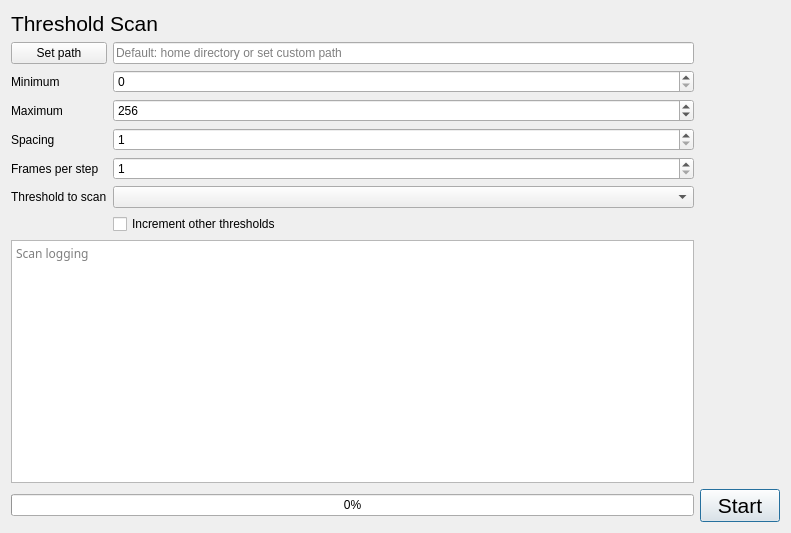
Old version of the form SpidrMpx3Eq/thresholdscan.ui in the repository navrit/dexter.
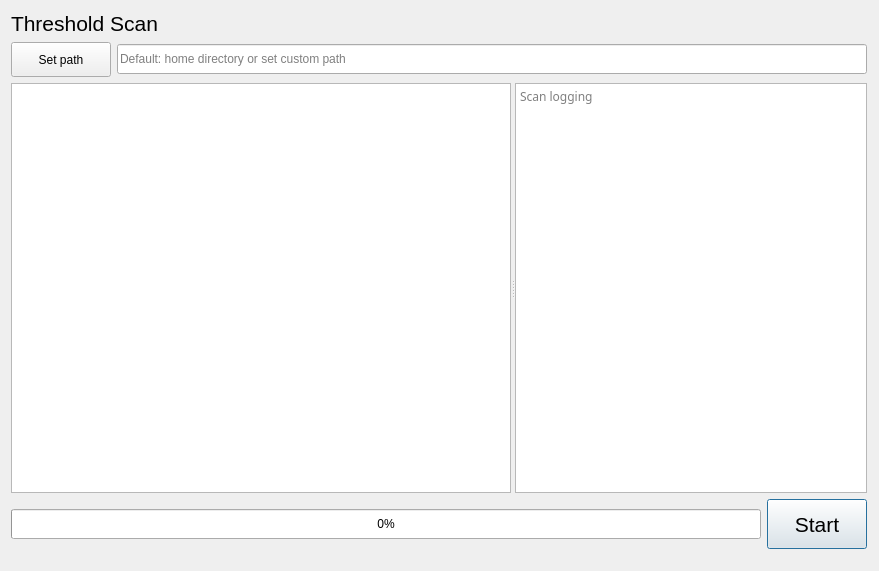
New version of the form.

Commit message: Overhauled threshold scan GUI

```diff
--- a/SpidrMpx3Eq/thresholdscan.ui
+++ b/SpidrMpx3Eq/thresholdscan.ui
@@ -6,18 +6,33 @@
    <rect>
     <x>0</x>
     <y>0</y>
-    <width>791</width>
-    <height>533</height>
+    <width>879</width>
+    <height>571</height>
    </rect>
   </property>
   <property name="windowTitle">
    <string>Form</string>
   </property>
+  <widget class="QWidget" name="">
+   <property name="geometry">
+    <rect>
+     <x>11</x>
+     <y>11</y>
+     <width>856</width>
+     <height>538</height>
+    </rect>
+   </property>
   <layout class="QVBoxLayout" name="verticalLayout">
    <item>
     <layout class="QGridLayout" name="gridLayout">
      <item row="0" column="0" colspan="2">
       <widget class="QLabel" name="label_5">
+        <property name="maximumSize">
+         <size>
+          <width>16777215</width>
+          <height>30</height>
+         </size>
+        </property>
        <property name="font">
         <font>
          <pointsize>16</pointsize>
@@ -28,119 +43,87 @@
        </property>
       </widget>
      </item>
-     <item row="3" column="0">
-      <widget class="QLabel" name="label_2">
-       <property name="text">
-        <string>Maximum</string>
-       </property>
-      </widget>
-     </item>
-     <item row="4" column="0">
-      <widget class="QLabel" name="label_3">
-       <property name="text">
-        <string>Spacing</string>
-       </property>
-      </widget>
-     </item>
-     <item row="2" column="0">
-      <widget class="QLabel" name="label">
-       <property name="text">
-        <string>Minimum</string>
-       </property>
-      </widget>
-     </item>
-     <item row="4" column="1">
-      <widget class="QSpinBox" name="spinBox_spacing">
-       <property name="minimum">
-        <number>1</number>
-       </property>
-       <property name="maximum">
-        <number>510</number>
-       </property>
-       <property name="value">
-        <number>1</number>
-       </property>
-      </widget>
-     </item>
-     <item row="5" column="1">
-      <widget class="QSpinBox" name="spinBox_framesPerStep">
-       <property name="enabled">
-        <bool>true</bool>
-       </property>
-       <property name="minimum">
-        <number>1</number>
-       </property>
-       <property name="maximum">
-        <number>1000000</number>
-       </property>
-       <property name="value">
-        <number>1</number>
-       </property>
-      </widget>
-     </item>
-     <item row="9" column="2">
-      <widget class="QPushButton" name="button_startStop">
+      <item row="1" column="1">
+       <widget class="QLineEdit" name="lineEdit_path">
+        <property name="sizePolicy">
+         <sizepolicy hsizetype="Preferred" vsizetype="Preferred">
+          <horstretch>0</horstretch>
+          <verstretch>0</verstretch>
+         </sizepolicy>
+        </property>
        <property name="maximumSize">
         <size>
-         <width>150</width>
-         <height>16777215</height>
-        </size>
-       </property>
-       <property name="font">
-        <font>
-         <pointsize>16</pointsize>
-        </font>
-       </property>
-       <property name="toolTip">
-        <string>Start / Stop theshold scan</string>
-       </property>
-       <property name="layoutDirection">
-        <enum>Qt::RightToLeft</enum>
-       </property>
-       <property name="text">
-        <string>Start</string>
-       </property>
-       <property name="default">
+          <width>16777215</width>
+          <height>30</height>
+         </size>
+        </property>
+        <property name="dragEnabled">
+         <bool>true</bool>
+        </property>
+        <property name="placeholderText">
+         <string>Default: home directory or set custom path</string>
+        </property>
+        <property name="clearButtonEnabled">
         <bool>true</bool>
        </property>
       </widget>
      </item>
      <item row="1" column="0">
       <widget class="QPushButton" name="pushButton_setPath">
+        <property name="sizePolicy">
+         <sizepolicy hsizetype="Preferred" vsizetype="Fixed">
+          <horstretch>0</horstretch>
+          <verstretch>0</verstretch>
+         </sizepolicy>
+        </property>
+        <property name="minimumSize">
+         <size>
+          <width>100</width>
+          <height>35</height>
+         </size>
+        </property>
+        <property name="maximumSize">
+         <size>
+          <width>100</width>
+          <height>35</height>
+         </size>
+        </property>
        <property name="text">
         <string>Set path</string>
        </property>
       </widget>
      </item>
-     <item row="9" column="0" colspan="2">
-      <widget class="QProgressBar" name="progressBar">
-       <property name="value">
-        <number>0</number>
-       </property>
-      </widget>
-     </item>
-     <item row="7" column="1">
-      <widget class="QCheckBox" name="checkBox_incrementOtherThresholds">
-       <property name="text">
-        <string>Increment other thresholds</string>
-       </property>
-      </widget>
-     </item>
-     <item row="5" column="0">
-      <widget class="QLabel" name="label_4">
-       <property name="enabled">
-        <bool>true</bool>
+     </layout>
+    </item>
+    <item>
+     <widget class="QSplitter" name="splitter">
+      <property name="orientation">
+       <enum>Qt::Horizontal</enum>
+      </property>
+      <widget class="QTableView" name="tableView_modelBased">
+       <property name="sizePolicy">
+        <sizepolicy hsizetype="Preferred" vsizetype="Preferred">
+         <horstretch>0</horstretch>
+         <verstretch>0</verstretch>
+        </sizepolicy>
        </property>
-       <property name="text">
-        <string>Frames per step</string>
-       </property>
-      </widget>
-     </item>
-     <item row="8" column="0" colspan="2">
-      <widget class="QTextEdit" name="textEdit_log">
        <property name="minimumSize">
         <size>
          <width>500</width>
+         <height>400</height>
+        </size>
+       </property>
+      </widget>
+      <widget class="QTextEdit" name="textEdit_log">
+       <property name="sizePolicy">
+        <sizepolicy hsizetype="Preferred" vsizetype="Preferred">
+         <horstretch>0</horstretch>
+         <verstretch>0</verstretch>
+        </sizepolicy>
+       </property>
+       <property name="minimumSize">
+        <size>
+         <width>350</width>
          <height>0</height>
         </size>
        </property>
@@ -159,59 +142,72 @@
         <string>Scan logging</string>
        </property>
       </widget>
-     </item>
-     <item row="3" column="1">
-      <widget class="QSpinBox" name="spinBox_maximum">
-       <property name="minimum">
-        <number>1</number>
-       </property>
-       <property name="maximum">
-        <number>512</number>
+     </widget>
+    </item>
+    <item>
+     <layout class="QGridLayout" name="gridLayout_2">
+      <item row="0" column="0">
+       <widget class="QProgressBar" name="progressBar">
+        <property name="sizePolicy">
+         <sizepolicy hsizetype="Preferred" vsizetype="Preferred">
+          <horstretch>0</horstretch>
+          <verstretch>0</verstretch>
+         </sizepolicy>
+        </property>
+        <property name="maximumSize">
+         <size>
+          <width>16777215</width>
+          <height>30</height>
+         </size>
        </property>
        <property name="value">
-        <number>256</number>
-       </property>
-      </widget>
-     </item>
-     <item row="2" column="1">
-      <widget class="QSpinBox" name="spinBox_minimum">
-       <property name="enabled">
-        <bool>true</bool>
-       </property>
-       <property name="minimum">
         <number>0</number>
        </property>
-       <property name="maximum">
-        <number>511</number>
-       </property>
-      </widget>
-     </item>
-     <item row="6" column="1">
-      <widget class="QComboBox" name="comboBox_thresholdToScan"/>
-     </item>
-     <item row="6" column="0">
-      <widget class="QLabel" name="label_6">
+       </widget>
+      </item>
+      <item row="0" column="1">
+       <widget class="QPushButton" name="button_startStop">
+        <property name="sizePolicy">
+         <sizepolicy hsizetype="Fixed" vsizetype="Fixed">
+          <horstretch>0</horstretch>
+          <verstretch>0</verstretch>
+         </sizepolicy>
+        </property>
+        <property name="minimumSize">
+         <size>
+          <width>100</width>
+          <height>50</height>
+         </size>
+        </property>
+        <property name="maximumSize">
+         <size>
+          <width>100</width>
+          <height>50</height>
+         </size>
+        </property>
+        <property name="font">
+         <font>
+          <pointsize>16</pointsize>
+         </font>
+        </property>
+        <property name="toolTip">
+         <string>Start / Stop theshold scan</string>
+        </property>
+        <property name="layoutDirection">
+         <enum>Qt::RightToLeft</enum>
+        </property>
        <property name="text">
-        <string>Threshold to scan</string>
-       </property>
-      </widget>
-     </item>
-     <item row="1" column="1">
-      <widget class="QLineEdit" name="lineEdit_path">
-       <property name="dragEnabled">
+         <string>Start</string>
+        </property>
+        <property name="default">
         <bool>true</bool>
        </property>
-       <property name="placeholderText">
-        <string>Default: home directory or set custom path</string>
-       </property>
-       <property name="clearButtonEnabled">
-        <bool>true</bool>
-       </property>
       </widget>
      </item>
     </layout>
    </item>
   </layout>
+  </widget>
  </widget>
  <resources/>
  <connections/>
```
Lines whose indentation alone changed are shown as unchanged.
